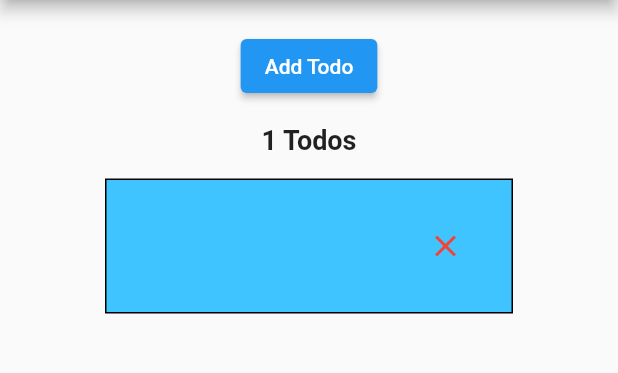
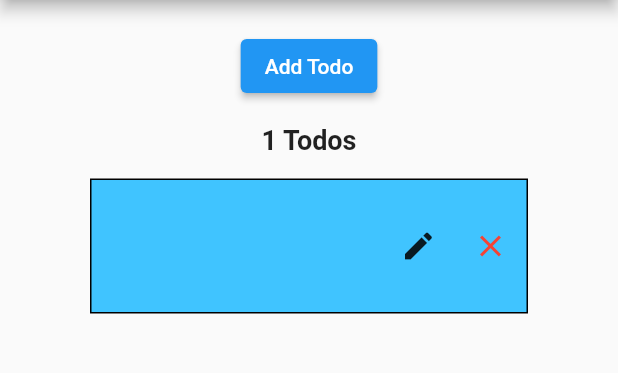
Before and after one commit to dulangakithmini/emoji-app, a Flutter app: the TodoEditorScreen screen opened by its route, after a tap on "Submit", on a phone screen of 412 x 824 dp, the part 84-457 px from its top. Run offline on Flutter 3.47's test engine with Material 2 defaults, Android fonts, the phone set to English and light mode, and no system bars; our stand-ins replace rxdart, shared_preferences; accounts and stored records are empty.

Commit message:
Implement edit todo functionality

```diff
--- a/lib/screens/todo_editor_screen.dart
+++ b/lib/screens/todo_editor_screen.dart
@@ -1,3 +1,4 @@
+import 'package:emoji_app/mixins/after_layout_mixin.dart';
 import 'package:emoji_app/screens/todo_screen.dart';
 import 'package:emoji_app/services/todo_service.dart';
 import 'package:flutter/material.dart';
@@ -12,8 +13,14 @@ class TodoEditorScreen extends StatefulWidget {
   _TodoEditorScreenState createState() => _TodoEditorScreenState();
 }
 
-class _TodoEditorScreenState extends State<TodoEditorScreen> {
+class _TodoEditorScreenState extends State<TodoEditorScreen>
+    with AfterLayoutMixin {
   final TextEditingController _controller = TextEditingController();
+
+  @override
+  void afterFirstLayout(BuildContext context) {
+    _controller.text = context.read<TodoService>().todo;
+  }
 
   @override
   Widget build(BuildContext context) {
--- a/lib/screens/todo_screen.dart
+++ b/lib/screens/todo_screen.dart
@@ -50,21 +50,29 @@ class TodoScreen extends StatelessWidget {
 
   Widget buildTodoList(List<String> todos, int index) {
     return Container(
-      margin: EdgeInsets.only(left: 50.0, right: 50.0, top: 15.0, bottom: 15.0),
-      padding: EdgeInsets.all(20.0),
+      margin: EdgeInsets.only(left: 40.0, right: 40.0, top: 15.0, bottom: 15.0),
+      padding: EdgeInsets.only(left: 20.0, top: 20.0, bottom: 20.0),
       decoration: BoxDecoration(
           border: Border.all(
             color: Colors.black,
           ),
           color: Colors.lightBlueAccent),
       child: Row(
-        mainAxisAlignment: MainAxisAlignment.spaceBetween,
         children: [
           Text(
             todos[index],
             style: TextStyle(fontSize: 20),
             textAlign: TextAlign.center,
           ),
+          Spacer(),
+          Builder(builder: (context) {
+            return IconButton(
+              onPressed: () {
+                onEdit(context, todos[index]);
+              },
+              icon: Icon(Icons.edit),
+            );
+          }),
           Builder(builder: (context) {
             return IconButton(
                 onPressed: () {
@@ -85,4 +93,10 @@ class TodoScreen extends StatelessWidget {
   void onAdd(BuildContext context) {
     Navigator.pushNamed(context, TodoEditorScreen.route);
   }
+
+  void onEdit(BuildContext context, String todo) {
+    context.read<TodoService>().editTodo(todo);
+    context.read<TodoService>().deleteTodo(todo);
+    Navigator.pushNamed(context, TodoEditorScreen.route);
+  }
 }
--- a/lib/services/todo_service.dart
+++ b/lib/services/todo_service.dart
@@ -3,8 +3,11 @@ import 'package:rxdart/rxdart.dart';
 
 class TodoService extends ChangeNotifier {
   List<String> _todoList = [];
+  String _todo;
 
   int get todoCount => _counterSubject.valueOrNull;
+
+  String get todo => _todo;
 
   List<String> get todos => _todoSubject.valueOrNull;
 
@@ -42,6 +45,11 @@ class TodoService extends ChangeNotifier {
     notifyListeners();
   }
 
+  void editTodo(String todo) {
+    _todo = todo;
+    notifyListeners();
+  }
+
   @override
   void dispose() {
     _todoSubject.close();
```
